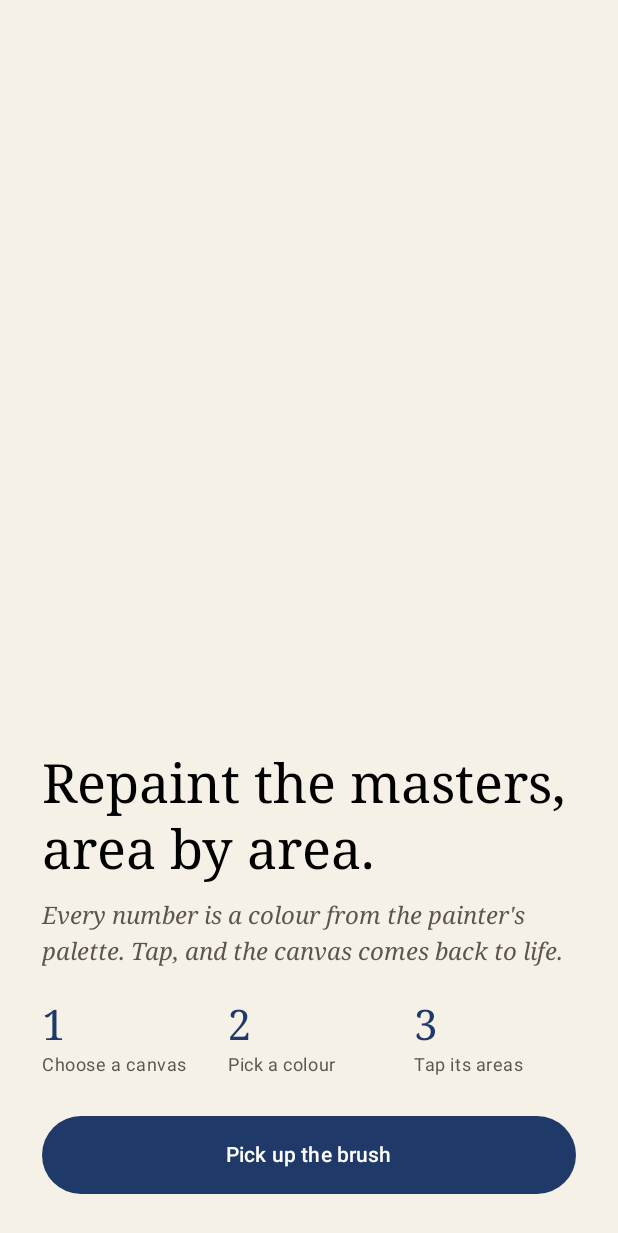
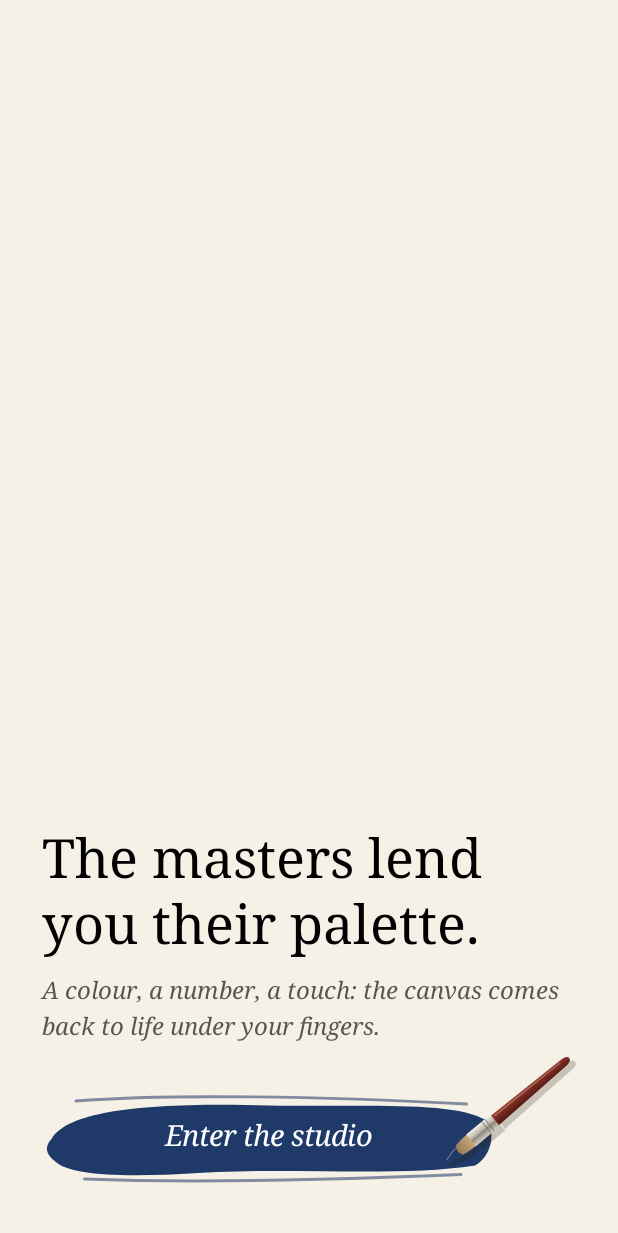
Before and after one commit to loucoumepixel/atelier-des-maitres, an Android app built with Jetpack Compose: the screen it shows after launch (MainActivity), on a phone screen of 412 x 824 dp. Shown: the top 1233 px of the screen. Run offline under Robolectric (Android 15) with nearby library versions, the phone set to English and light mode, and no system bars; pictures from the network do not load.

Commit message:
Accueil : un pinceau dessiné au lieu des étapes
Un pinceau peint la toile d'accueil zone par zone, la pointe trempée dans
chaque couleur. Les trois étapes numérotées et le bouton texte laissent
place à un coup de pinceau qui devient le bouton « Entrer dans l'atelier ».
Nouveau titre : « Les maîtres vous prêtent leur palette. »

Co-Authored-By: Claude Opus 5.5 (1M context) <noreply@anthropic.com>
Claude-Session: https://claude.ai/code/session_01XiU3XNmPFVvXxr9o8VYtxu

```diff
--- /dev/null
+++ b/app/src/main/kotlin/app/atelier/maitres/ui/welcome/Paintbrush.kt
@@ -0,0 +1,200 @@
+package app.atelier.maitres.ui.welcome
+
+import androidx.compose.animation.core.Animatable
+import androidx.compose.animation.core.CubicBezierEasing
+import androidx.compose.animation.core.RepeatMode
+import androidx.compose.animation.core.animateFloat
+import androidx.compose.animation.core.animateFloatAsState
+import androidx.compose.animation.core.infiniteRepeatable
+import androidx.compose.animation.core.keyframes
+import androidx.compose.animation.core.rememberInfiniteTransition
+import androidx.compose.animation.core.tween
+import androidx.compose.foundation.Canvas
+import androidx.compose.foundation.clickable
+import androidx.compose.foundation.interaction.MutableInteractionSource
+import androidx.compose.foundation.interaction.collectIsPressedAsState
+import androidx.compose.foundation.layout.Box
+import androidx.compose.foundation.layout.fillMaxSize
+import androidx.compose.foundation.layout.fillMaxWidth
+import androidx.compose.foundation.layout.height
+import androidx.compose.foundation.layout.padding
+import androidx.compose.material3.MaterialTheme
+import androidx.compose.material3.Text
+import androidx.compose.runtime.Composable
+import androidx.compose.runtime.LaunchedEffect
+import androidx.compose.runtime.getValue
+import androidx.compose.runtime.remember
+import androidx.compose.ui.Alignment
+import androidx.compose.ui.Modifier
+import androidx.compose.ui.geometry.CornerRadius
+import androidx.compose.ui.geometry.Offset
+import androidx.compose.ui.geometry.Rect
+import androidx.compose.ui.geometry.Size
+import androidx.compose.ui.graphics.Brush
+import androidx.compose.ui.graphics.Color
+import androidx.compose.ui.graphics.Path
+import androidx.compose.ui.graphics.StrokeCap
+import androidx.compose.ui.graphics.drawscope.DrawScope
+import androidx.compose.ui.graphics.drawscope.Stroke
+import androidx.compose.ui.graphics.drawscope.clipRect
+import androidx.compose.ui.graphics.drawscope.rotate
+import androidx.compose.ui.graphics.drawscope.scale
+import androidx.compose.ui.graphics.drawscope.translate
+import androidx.compose.ui.graphics.graphicsLayer
+import androidx.compose.ui.semantics.Role
+import androidx.compose.ui.text.font.FontStyle
+import androidx.compose.ui.text.style.TextAlign
+import androidx.compose.ui.unit.dp
+import androidx.compose.ui.unit.sp
+
+/**
+ * Un pinceau d'artiste dessiné : manche laqué, virole de métal, poils trempés dans [paint].
+ * [tip] est la pointe des poils ; le manche part vers le haut à droite. [unit] est la taille
+ * en pixels d'une unité du dessin, qui mesure 146 unités de la pointe au bout du manche.
+ */
+fun DrawScope.drawPaintbrush(tip: Offset, unit: Float, paint: Color, alpha: Float = 1f) {
+    if (alpha <= 0f) return
+    translate(tip.x, tip.y) {
+        scale(unit, unit, pivot = Offset.Zero) {
+            rotate(-40f, pivot = Offset.Zero) {
+                // Ombre portée, décalée vers le bas comme posée au-dessus de la toile.
+                translate(2f, 6f) {
+                    drawPath(BrushPaths.silhouette, Color(0xFF281E14), alpha = 0.22f * alpha)
+                }
+                drawPath(BrushPaths.handle, HandleGradient, alpha = alpha)
+                drawLine(Color.White.copy(alpha = 0.28f * alpha), Offset(62f, -3.4f), Offset(136f, -2f), 1.2f, StrokeCap.Round)
+                drawRoundRect(FerruleGradient, Offset(30f, -6.8f), Size(29f, 13.6f), CornerRadius(1.6f), alpha = alpha)
+                drawLine(Color(0xFF7D766A).copy(alpha = alpha), Offset(49f, -6.8f), Offset(49f, 6.8f), 0.8f)
+                drawLine(Color(0xFF7D766A).copy(alpha = alpha), Offset(52.5f, -6.8f), Offset(52.5f, 6.8f), 0.8f)
+                drawPath(BrushPaths.hair, HairGradient, alpha = alpha)
+                drawPath(BrushPaths.paint, paint, alpha = alpha)
+                drawPath(BrushPaths.gloss, Color.White.copy(alpha = 0.35f * alpha), style = Stroke(0.9f, cap = StrokeCap.Round))
+            }
+        }
+    }
+}
+
+private val HandleGradient = Brush.verticalGradient(
+    0f to Color(0xFFA4473A), 0.4f to Color(0xFF7A2A20), 1f to Color(0xFF4E1913),
+    startY = -5.6f, endY = 5.6f,
+)
+private val FerruleGradient = Brush.verticalGradient(
+    0f to Color(0xFFF4F1EA), 0.45f to Color(0xFFB9B3A7), 0.55f to Color(0xFF8E877B), 1f to Color(0xFFD6D0C4),
+    startY = -6.8f, endY = 6.8f,
+)
+private val HairGradient = Brush.horizontalGradient(listOf(Color(0xFF5B4A36), Color(0xFFC9A877)), startX = 0f, endX = 31f)
+
+private object BrushPaths {
+    val handle = Path().apply {
+        moveTo(58f, -5.6f); lineTo(139f, -3.6f)
+        quadraticTo(146f, -3.6f, 146f, 0f); quadraticTo(146f, 3.6f, 139f, 3.6f)
+        lineTo(58f, 5.6f); close()
+    }
+    val hair = Path().apply {
+        moveTo(0f, 0f); cubicTo(6f, -2.2f, 14f, -6.2f, 31f, -6.6f)
+        lineTo(31f, 6.6f); cubicTo(14f, 6.2f, 6f, 2.2f, 0f, 0f); close()
+    }
+    val paint = Path().apply {
+        moveTo(0f, 0f); cubicTo(5f, -1.9f, 10f, -4.3f, 17f, -5.2f)
+        cubicTo(15f, -1f, 15f, 1f, 17f, 5.2f); cubicTo(10f, 4.3f, 5f, 1.9f, 0f, 0f); close()
+    }
+    val gloss = Path().apply { moveTo(3f, -0.6f); cubicTo(8f, -2f, 11f, -3f, 15f, -3.4f) }
+    val silhouette = Path().apply {
+        addPath(hair); addPath(handle)
+        addRect(Rect(30f, -6.8f, 59f, 6.8f))
+    }
+}
+
+/**
+ * Le bouton d'entrée : un coup de pinceau peint de gauche à droite, le pinceau encore posé
+ * au bout du trait. Tout l'ensemble est le bouton.
+ */
+@Composable
+fun BrushStrokeButton(label: String, onClick: () -> Unit, animate: Boolean, modifier: Modifier = Modifier) {
+    val color = MaterialTheme.colorScheme.primary
+    val reveal = remember { Animatable(if (animate) 0f else 1f) }
+    LaunchedEffect(Unit) {
+        if (animate) reveal.animateTo(1f, tween(1300, delayMillis = 1100, easing = StrokeEasing))
+    }
+    val labelAlpha by animateFloatAsState(if (reveal.value > 0.85f) 1f else 0f, tween(700), label = "label")
+    // De temps en temps, le pinceau se soulève un peu pour inviter à le toucher.
+    val wiggle by rememberInfiniteTransition(label = "wiggle").animateFloat(
+        initialValue = 0f,
+        targetValue = 0f,
+        animationSpec = infiniteRepeatable(
+            keyframes {
+                durationMillis = 3600
+                0f at 0; 0f at 2950; -7f at 3170; 4f at 3380; 0f at 3600
+            },
+            RepeatMode.Restart,
+        ),
+        label = "wiggle",
+    )
+    val interaction = remember { MutableInteractionSource() }
+    val pressed by interaction.collectIsPressedAsState()
+    val press by animateFloatAsState(if (pressed) 0.97f else 1f, tween(120), label = "press")
+
+    Box(
+        modifier
+            .fillMaxWidth()
+            .height(76.dp)
+            .graphicsLayer { scaleX = press; scaleY = press }
+            .clickable(interaction, indication = null, role = Role.Button, onClick = onClick),
+    ) {
+        Canvas(Modifier.fillMaxSize()) {
+            val unit = 92.dp.toPx() / 124f
+            val strokeLeft = 0f
+            val strokeTop = 6.dp.toPx()
+            val strokeWidth = size.width - 54.dp.toPx()
+            val strokeHeight = size.height - 12.dp.toPx()
+            val sx = strokeWidth / 320f
+            val sy = strokeHeight / 64f
+            clipRect(right = strokeLeft + strokeWidth * reveal.value) {
+                translate(strokeLeft, strokeTop) {
+                    scale(sx, sy, pivot = Offset.Zero) {
+                        drawPath(StrokePaths.body, color)
+                        drawPath(StrokePaths.streaks, color, alpha = 0.55f, style = Stroke(2f, cap = StrokeCap.Round))
+                    }
+                }
+            }
+            val wobble = if (reveal.value >= 1f) wiggle else 0f
+            val tipX = 4.5.dp.toPx() + (size.width - 92.dp.toPx()) * reveal.value
+            val tipY = 55.dp.toPx()
+            val brushAlpha = if (animate) (reveal.value / 0.12f).coerceIn(0f, 1f) else 1f
+            rotate(wobble, pivot = Offset(tipX, tipY)) {
+                drawPaintbrush(Offset(tipX, tipY), unit, color, brushAlpha)
+            }
+        }
+        Text(
+            label,
+            style = MaterialTheme.typography.titleLarge.copy(fontStyle = FontStyle.Italic, fontSize = 19.sp),
+            color = MaterialTheme.colorScheme.onPrimary,
+            modifier = Modifier
+                .align(Alignment.CenterStart)
+                .padding(end = 54.dp)
+                .fillMaxWidth()
+                .graphicsLayer { alpha = labelAlpha },
+            textAlign = TextAlign.Center,
+        )
+    }
+}
+
+private val StrokeEasing = CubicBezierEasing(0.45f, 0.05f, 0.25f, 1f)
+
+/** Le trait de peinture, dessiné dans une boîte de 320 × 64 puis étiré à la taille du bouton. */
+private object StrokePaths {
+    val body = Path().apply {
+        moveTo(7f, 33f)
+        cubicTo(20f, 13f, 82f, 9f, 160f, 11f)
+        cubicTo(232f, 12f, 292f, 8f, 314f, 21f)
+        cubicTo(321f, 30f, 317f, 45f, 306f, 51f)
+        cubicTo(250f, 59f, 180f, 52f, 110f, 56f)
+        cubicTo(60f, 59f, 19f, 58f, 9f, 48f)
+        cubicTo(2f, 43f, 2f, 38f, 7f, 33f)
+        close()
+    }
+    val streaks = Path().apply {
+        moveTo(24f, 8f); cubicTo(90f, 3f, 200f, 5f, 300f, 10f)
+        moveTo(30f, 60f); cubicTo(110f, 63f, 220f, 60f, 296f, 57f)
+    }
+}
--- a/app/src/main/kotlin/app/atelier/maitres/ui/welcome/WelcomeScreen.kt
+++ b/app/src/main/kotlin/app/atelier/maitres/ui/welcome/WelcomeScreen.kt
@@ -10,10 +10,8 @@ import androidx.compose.animation.core.animateFloatAsState
 import androidx.compose.animation.core.tween
 import androidx.compose.foundation.Canvas
 import androidx.compose.foundation.background
-import androidx.compose.foundation.layout.Arrangement
 import androidx.compose.foundation.layout.Box
 import androidx.compose.foundation.layout.Column
-import androidx.compose.foundation.layout.Row
 import androidx.compose.foundation.layout.Spacer
 import androidx.compose.foundation.layout.WindowInsets
 import androidx.compose.foundation.layout.WindowInsetsSides
@@ -21,13 +19,11 @@ import androidx.compose.foundation.layout.fillMaxHeight
 import androidx.compose.foundation.layout.fillMaxSize
 import androidx.compose.foundation.layout.fillMaxWidth
 import androidx.compose.foundation.layout.height
-import androidx.compose.foundation.layout.heightIn
 import androidx.compose.foundation.layout.only
 import androidx.compose.foundation.layout.padding
 import androidx.compose.foundation.layout.safeDrawing
 import androidx.compose.foundation.layout.widthIn
 import androidx.compose.foundation.layout.windowInsetsPadding
-import androidx.compose.material3.Button
 import androidx.compose.material3.MaterialTheme
 import androidx.compose.material3.Text
 import androidx.compose.runtime.Composable
@@ -41,6 +37,7 @@ import androidx.compose.runtime.withFrameNanos
 import androidx.compose.ui.Alignment
 import androidx.compose.ui.Modifier
 import androidx.compose.ui.draw.clipToBounds
+import androidx.compose.ui.geometry.Offset
 import androidx.compose.ui.graphics.Brush
 import androidx.compose.ui.graphics.Color
 import androidx.compose.ui.graphics.FilterQuality
@@ -65,11 +62,12 @@ import kotlin.math.max
 import kotlin.math.min
 import kotlin.math.pow
 import kotlin.math.roundToInt
+import kotlin.math.sin
 
 /**
  * Écran d'accueil : La Nuit étoilée, découpée par le vrai moteur au niveau Facile,
- * se peint d'elle-même zone par zone. Le joueur voit le geste du jeu avant sa première toile,
- * et trois étapes le résument en une phrase chacune.
+ * se peint d'elle-même zone par zone sous un pinceau dessiné. Le joueur voit le geste du jeu
+ * avant sa première toile, et entre en touchant le pinceau resté posé au bout d'un trait de peinture.
  */
 @Composable
 fun WelcomeScreen(onEnter: () -> Unit) {
@@ -77,6 +75,7 @@ fun WelcomeScreen(onEnter: () -> Unit) {
     val density = LocalDensity.current
     var demo by remember { mutableStateOf<WelcomeDemo?>(null) }
     var shown by remember { mutableStateOf(false) }
+    val animate = remember { !animationsDisabled(context) }
 
     LaunchedEffect(Unit) {
         shown = true
@@ -87,22 +86,26 @@ fun WelcomeScreen(onEnter: () -> Unit) {
     val current = demo
     LaunchedEffect(current) {
         if (current == null) return@LaunchedEffect
-        if (animationsDisabled(context)) {
+        if (!animate) {
             current.paintUpTo(current.regionCount)
             return@LaunchedEffect
         }
         val start = withFrameNanos { it }
-        while (current.painted < current.regionCount) {
-            withFrameNanos { now ->
-                val t = ((now - start) / 1_000_000f - START_DELAY_MS) / PAINT_DURATION_MS
-                val k = t.coerceIn(0f, 1f)
+        do {
+            val going = withFrameNanos { now ->
+                val ms = (now - start) / 1_000_000f
+                val k = ((ms - START_DELAY_MS) / PAINT_DURATION_MS).coerceIn(0f, 1f)
                 current.paintUpTo(if (k < 1f) (current.regionCount * k.pow(1.15f)).toInt() else current.regionCount)
+                current.moveBrush(ms)
+                current.painted < current.regionCount || current.brushAlpha > 0f
             }
-        }
+        } while (going)
     }
 
     val minTextPx = with(density) { 8.dp.toPx() }
     val maxTextPx = with(density) { 15.dp.toPx() }
+    val brushUnit = with(density) { 104.dp.toPx() } / 124f
+    val dabPx = with(density) { 2.2.dp.toPx() }
     val numberPaint = remember {
         Paint(Paint.ANTI_ALIAS_FLAG or Paint.SUBPIXEL_TEXT_FLAG).apply {
             textAlign = Paint.Align.CENTER
@@ -148,6 +151,9 @@ fun WelcomeScreen(onEnter: () -> Unit) {
                             numberPaint,
                         )
                     }
+                    // Le pinceau suit les zones qui se peignent, la pointe trempée dans leur couleur.
+                    val tip = Offset(dx + d.brushX * scale, dy + d.brushY * scale + sin(d.brushTime / 90f) * dabPx)
+                    drawPaintbrush(tip, brushUnit, Color(d.brushColor), d.brushAlpha)
                 }
             }
             // Fondu vers le fond de l'écran, sous lequel arrive le texte.
@@ -180,30 +186,13 @@ fun WelcomeScreen(onEnter: () -> Unit) {
                 color = MaterialTheme.colorScheme.onSurfaceVariant,
                 modifier = Modifier.appear(shown, 1),
             )
-            Spacer(Modifier.height(22.dp))
-            Row(Modifier.fillMaxWidth().appear(shown, 2), horizontalArrangement = Arrangement.spacedBy(16.dp)) {
-                listOf(R.string.welcome_step1, R.string.welcome_step2, R.string.welcome_step3).forEachIndexed { index, step ->
-                    Column(Modifier.weight(1f)) {
-                        Text(
-                            (index + 1).toString(),
-                            style = MaterialTheme.typography.headlineMedium,
-                            color = MaterialTheme.colorScheme.primary,
-                        )
-                        Text(
-                            stringResource(step),
-                            style = MaterialTheme.typography.bodySmall,
-                            color = MaterialTheme.colorScheme.onSurfaceVariant,
-                        )
-                    }
-                }
-            }
             Spacer(Modifier.height(26.dp))
-            Button(
+            BrushStrokeButton(
+                label = stringResource(R.string.welcome_cta),
                 onClick = onEnter,
-                modifier = Modifier.fillMaxWidth().heightIn(min = 52.dp).appear(shown, 3),
-            ) {
-                Text(stringResource(R.string.welcome_cta), style = MaterialTheme.typography.titleSmall)
-            }
+                animate = animate,
+                modifier = Modifier.appear(shown, 2),
+            )
         }
     }
 }
@@ -247,6 +236,18 @@ private class WelcomeDemo(
     var painted = 0
         private set
     var version by mutableIntStateOf(0)
+        private set
+
+    /** Pointe du pinceau, en pixels de la toile, et sa peinture. */
+    var brushX = width * 0.5f
+        private set
+    var brushY = height * 0.3f
+        private set
+    var brushColor = 0
+        private set
+    var brushAlpha = 0f
+        private set
+    var brushTime = 0f
         private set
 
     init {
@@ -295,6 +296,18 @@ private class WelcomeDemo(
         version++
     }
 
+    /** Rapproche le pinceau de la dernière zone peinte ; il s'efface une fois la toile finie. */
+    fun moveBrush(timeMs: Float) {
+        if (painted == 0) return
+        val r = order[painted - 1]
+        brushX += (canvas.labelX[r] - brushX) * 0.16f
+        brushY += (canvas.labelY[r] - brushY) * 0.16f
+        brushColor = canvas.referenceColor(r) or (0xFF shl 24)
+        brushAlpha = if (painted < regionCount) min(1f, brushAlpha + 0.08f) else max(0f, brushAlpha - 0.03f)
+        brushTime = timeMs
+        version++
+    }
+
     companion object {
         private const val SIZE = 520
         private const val PAPER = 0xFFFBF8F2.toInt()
--- a/app/src/main/res/values/strings.xml
+++ b/app/src/main/res/values/strings.xml
@@ -1,12 +1,9 @@
 <?xml version="1.0" encoding="utf-8"?>
 <resources>
     <string name="app_name" translatable="false">Atelier des Maîtres</string>
-    <string name="welcome_title">Repaint the masters, area by area.</string>
-    <string name="welcome_sub">Every number is a colour from the painter\'s palette. Tap, and the canvas comes back to life.</string>
-    <string name="welcome_step1">Choose a canvas</string>
-    <string name="welcome_step2">Pick a colour</string>
-    <string name="welcome_step3">Tap its areas</string>
-    <string name="welcome_cta">Pick up the brush</string>
+    <string name="welcome_title">The masters lend you their palette.</string>
+    <string name="welcome_sub">A colour, a number, a touch: the canvas comes back to life under your fingers.</string>
+    <string name="welcome_cta">Enter the studio</string>
     <string name="gallery_subtitle">Choose a canvas, pick up the brush.</string>
     <string name="about_open">About the app</string>
     <string name="import_failed">This image could not be read.</string>
```
Also changed, not shown: 1 other file.
